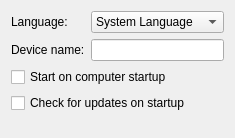
Qt form gui/gui/Settings_General.ui (librevault/librevault) before a commit.
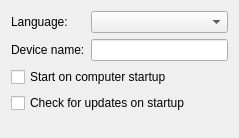
The same form after that commit.

Commit message: Added translator with working language switch

```diff
--- a/gui/gui/Settings_General.ui
+++ b/gui/gui/Settings_General.ui
@@ -6,7 +6,7 @@
    <rect>
     <x>0</x>
     <y>0</y>
-    <width>235</width>
+    <width>239</width>
     <height>138</height>
    </rect>
   </property>
@@ -52,13 +52,7 @@
     </widget>
    </item>
    <item row="0" column="1">
-    <widget class="QComboBox" name="combo_lang">
-     <item>
-      <property name="text">
-       <string>System Language</string>
-      </property>
-     </item>
-    </widget>
+    <widget class="QComboBox" name="combo_lang"/>
    </item>
   </layout>
  </widget>
```
The commit also changes 8 other files.
